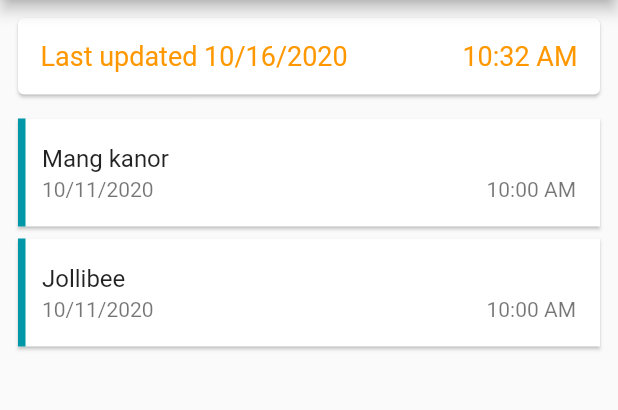
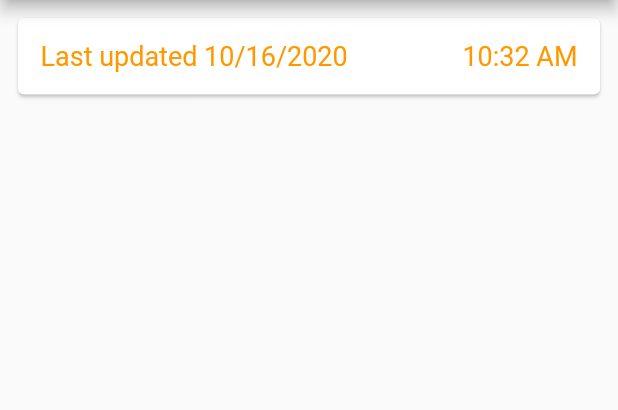
Before and after one commit to herndev/Trace-me, a Flutter app: the HistoryStatus screen opened by its route, on a phone screen of 412 x 824 dp, the part 84-494 px from its top. Run offline on Flutter 3.47's test engine with Material 2 defaults, Android fonts, the phone set to English and light mode, and no system bars; our stand-ins replace cloud_firestore, firebase_auth, firebase_core, flutter_spinkit, qr_flutter, shared_preferences; missing offline and left inert: qrscan; accounts and stored records are empty.

Commit message:
Removee unwanted bugs

```diff
--- a/lib/page/status.dart
+++ b/lib/page/status.dart
@@ -66,28 +66,6 @@ class _UpdateStatusState extends State<UpdateStatus> {
       child: Scaffold(
         key: _scaffold,
         appBar: normalAppBar(context: context),
-        // mainAppBar(
-        //     context: context,
-        //     itemBuilder: (context) => [
-        //           if (userType.type == "customer")
-        //             PopupMenuItem(value: 1, child: Text("Profile")),
-        //           if (userType.type == "customer")
-        //             PopupMenuItem(value: 4, child: Text("History")),
-        //           if (userType.type != "customer")
-        //             PopupMenuItem(value: 2, child: Text("Download csv")),
-        //           PopupMenuItem(value: 3, child: Text("Logout")),
-        //         ],
-        //     onSelected: (p) {
-        //       if (p == 1) {
-        //         Navigator.pushNamed(context, "/profile");
-        //       }
-        //       if (p == 3) {
-        //         Navigator.pushNamed(context, "/login");
-        //       }
-        //       if (p == 4) {
-        //         Navigator.pushNamed(context, "/history");
-        //       }
-        //     }),
         body: SingleChildScrollView(
           child: Column(children: [
             Container(
@@ -125,14 +103,6 @@ class _UpdateStatusState extends State<UpdateStatus> {
                             return SizedBox();
                           }
                         }
-
-                        // Row(children: [
-                        //   Text("Last updated 10/16/2020",
-                        //       style: TextStyle(fontSize: 18, color: Colors.orange)),
-                        //   Spacer(),
-                        //   Text("10:32 AM",
-                        //       style: TextStyle(fontSize: 18, color: Colors.orange)),
-                        // ]),
                         ),
                   ),
                 ),
@@ -266,12 +236,14 @@ class _HistoryStatusState extends State<HistoryStatus> {
 
   @override
   void initState() {
-    setState(() {
-      histories.add(
-          History(company: "Mang kanor", date: "10/11/2020", time: "10:00 AM"));
-      histories.add(
-          History(company: "Jollibee", date: "10/11/2020", time: "10:00 AM"));
-    });
+    // tracing();
+
+        // setState(() {
+        //   histories.add(
+        //       History(company: "Mang kanor", date: "10/11/2020", time: "10:00 AM"));
+        //   histories.add(
+        //       History(company: "Jollibee", date: "10/11/2020", time: "10:00 AM"));
+        // });
 
         super.initState();
       }
@@ -284,28 +256,6 @@ class _HistoryStatusState extends State<HistoryStatus> {
         return SafeArea(
           child: Scaffold(
             appBar: normalAppBar(context: context),
-        // mainAppBar(
-        //     context: context,
-        //     itemBuilder: (context) => [
-        //           if (userType.type == "customer")
-        //             PopupMenuItem(value: 1, child: Text("Profile")),
-        //           if (userType.type == "customer")
-        //             PopupMenuItem(value: 4, child: Text("History")),
-        //           if (userType.type != "customer")
-        //             PopupMenuItem(value: 2, child: Text("Download csv")),
-        //           PopupMenuItem(value: 3, child: Text("Logout")),
-        //         ],
-        //     onSelected: (p) {
-        //       if (p == 1) {
-        //         Navigator.pushNamed(context, "/profile");
-        //       }
-        //       if (p == 3) {
-        //         auth.signOut();
-        //       }
-        //       if (p == 4) {
-        //         Navigator.pushNamed(context, "/history");
-        //       }
-        //     }),
             body: Container(
               child: Column(children: [
                 Expanded(
@@ -353,4 +303,6 @@ class _HistoryStatusState extends State<HistoryStatus> {
           ),
         );
       }
+
+      // void tracing() {}
 }
```
Lines whose indentation alone changed are shown as unchanged.
